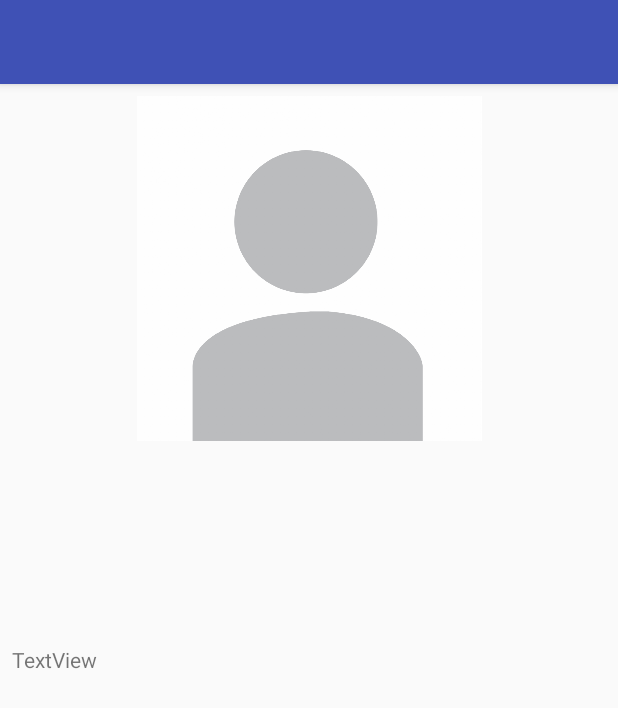
After one commit to arthurvanstrien/AndroidLessons, an Android app: the ProjectDetails screen opened directly, with no data from a screen before it, on a phone screen of 412 x 824 dp. The commit adds this screen. Shown: the top 708 px of the screen. Run offline under Robolectric (Android 15) with nearby library versions, the phone set to English and light mode, and no system bars.

Commit message:
added project en project details pages to the CV app.

```diff
--- a/cv_app/src/main/AndroidManifest.xml
+++ b/cv_app/src/main/AndroidManifest.xml
@@ -26,6 +26,10 @@
         </activity>
         <activity android:name=".Skills">
         </activity>
+        <activity android:name=".Projects">
+        </activity>
+        <activity android:name=".ProjectDetails">
+        </activity>
     </application>
 
 </manifest>
--- a/cv_app/src/main/java/com/example/cv_app/MainActivity.java
+++ b/cv_app/src/main/java/com/example/cv_app/MainActivity.java
@@ -21,7 +21,7 @@ public class MainActivity extends AppCompatActivity
         menuArrayList.add(new MenuListItem(R.string.homeEducationTitle, Education.class));
         menuArrayList.add(new MenuListItem(R.string.homeExperienceTitle, Experience.class));
         menuArrayList.add(new MenuListItem(R.string.homeSkillSetTitle, Skills.class));
-        menuArrayList.add(new MenuListItem(R.string.homeProjectsTitle, Temp.class));
+        menuArrayList.add(new MenuListItem(R.string.homeProjectsTitle, Projects.class));
         menuArrayList.add(new MenuListItem(R.string.homeHobbyAndInterestsTitle, HobbyAndInterest.class));
 
         ListView menuList = (ListView) findViewById(R.id.menuList);
--- /dev/null
+++ b/cv_app/src/main/java/com/example/cv_app/ProjectDetails.java
@@ -0,0 +1,21 @@
+package com.example.cv_app;
+
+import android.content.Intent;
+import android.support.v7.app.AppCompatActivity;
+import android.os.Bundle;
+
+public class ProjectDetails extends AppCompatActivity
+{
+
+    @Override
+    protected void onCreate(Bundle savedInstanceState)
+    {
+        Intent intent = getIntent();
+        //int projectName = intent.getIntExtra("projectName", 0);
+
+        //getSupportActionBar().setTitle(projectName);
+
+        super.onCreate(savedInstanceState);
+        setContentView(R.layout.activity_project_details);
+    }
+}
--- /dev/null
+++ b/cv_app/src/main/res/layout/activity_project_details.xml
@@ -0,0 +1,36 @@
+<?xml version="1.0" encoding="utf-8"?>
+<android.support.constraint.ConstraintLayout
+    xmlns:android="http://schemas.android.com/apk/res/android"
+    xmlns:app="http://schemas.android.com/apk/res-auto"
+    xmlns:tools="http://schemas.android.com/tools"
+    android:layout_width="match_parent"
+    android:layout_height="match_parent"
+    tools:context="com.example.cv_app.projectDetails">
+
+    <ImageView
+        android:id="@+id/projectDetailsImage"
+        android:layout_width="match_parent"
+        android:layout_height="230dp"
+        android:layout_marginLeft="8dp"
+        android:layout_marginRight="8dp"
+        android:layout_marginTop="8dp"
+        app:layout_constraintLeft_toLeftOf="parent"
+        app:layout_constraintRight_toRightOf="parent"
+        app:layout_constraintTop_toTopOf="parent"
+        app:srcCompat="@drawable/generic_profile_1600x1600"
+        app:layout_constraintHorizontal_bias="0.0"/>
+
+    <TextView
+        android:id="@+id/projectDetailsContent"
+        android:layout_width="match_parent"
+        android:layout_height="258dp"
+        android:layout_marginBottom="8dp"
+        android:layout_marginLeft="8dp"
+        android:layout_marginRight="8dp"
+        android:layout_marginTop="8dp"
+        android:text="TextView"
+        app:layout_constraintBottom_toBottomOf="parent"
+        app:layout_constraintLeft_toLeftOf="parent"
+        app:layout_constraintRight_toRightOf="parent"
+        app:layout_constraintTop_toBottomOf="@+id/projectDetailsImage"/>
+</android.support.constraint.ConstraintLayout>
```
Also changed, not shown: cv_app/src/main/java/com/example/cv_app/ProjectListAdapter.java (added, +45 -0 lines), cv_app/src/main/java/com/example/cv_app/ProjectListItem.java (added, +27 -0 lines), cv_app/src/main/java/com/example/cv_app/Projects.java (added, +35 -0 lines), cv_app/src/main/res/layout/activity_projects.xml (added, +23 -0 lines), cv_app/src/main/res/layout/projects_listview_row.xml (added, +30 -0 lines).
